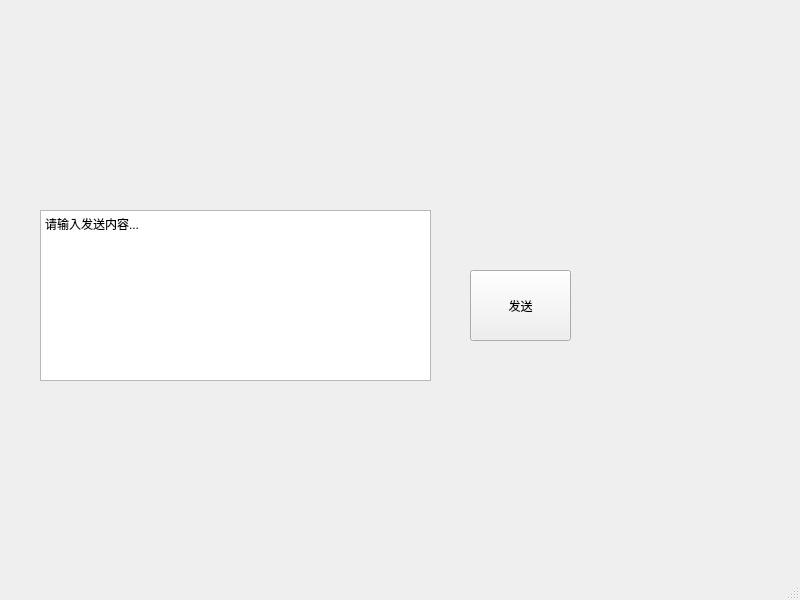
Before: the Qt Designer form UDPclient/mainwindow.ui in buggzd/QtUDP, drawn with Qt 5.
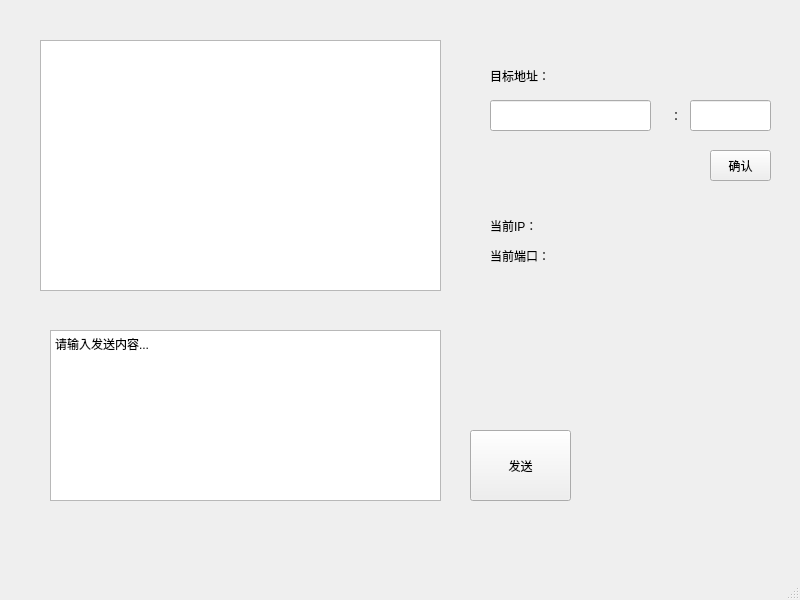
After: the same form once the commit is applied.

Diff of the .ui file:
```diff
--- a/UDPclient/mainwindow.ui
+++ b/UDPclient/mainwindow.ui
@@ -17,8 +17,8 @@
    <widget class="QTextEdit" name="textEdit">
     <property name="geometry">
      <rect>
-      <x>40</x>
-      <y>210</y>
+      <x>50</x>
+      <y>330</y>
       <width>391</width>
       <height>171</height>
      </rect>
@@ -35,7 +35,7 @@
     <property name="geometry">
      <rect>
       <x>470</x>
-      <y>270</y>
+      <y>430</y>
       <width>101</width>
       <height>71</height>
      </rect>
@@ -44,6 +44,101 @@
      <string>发送</string>
     </property>
    </widget>
+   <widget class="QTextBrowser" name="textBrowser">
+    <property name="geometry">
+     <rect>
+      <x>40</x>
+      <y>40</y>
+      <width>401</width>
+      <height>251</height>
+     </rect>
+    </property>
+   </widget>
+   <widget class="QLineEdit" name="EditPort">
+    <property name="geometry">
+     <rect>
+      <x>690</x>
+      <y>100</y>
+      <width>81</width>
+      <height>31</height>
+     </rect>
+    </property>
+   </widget>
+   <widget class="QPushButton" name="btnConfirm">
+    <property name="geometry">
+     <rect>
+      <x>710</x>
+      <y>150</y>
+      <width>61</width>
+      <height>31</height>
+     </rect>
+    </property>
+    <property name="text">
+     <string>确认</string>
+    </property>
+   </widget>
+   <widget class="QLabel" name="labelIP">
+    <property name="geometry">
+     <rect>
+      <x>490</x>
+      <y>210</y>
+      <width>231</width>
+      <height>31</height>
+     </rect>
+    </property>
+    <property name="text">
+     <string>当前IP：</string>
+    </property>
+   </widget>
+   <widget class="QLabel" name="labelPort">
+    <property name="geometry">
+     <rect>
+      <x>490</x>
+      <y>240</y>
+      <width>231</width>
+      <height>31</height>
+     </rect>
+    </property>
+    <property name="text">
+     <string>当前端口：</string>
+    </property>
+   </widget>
+   <widget class="QLabel" name="labelSetPort">
+    <property name="geometry">
+     <rect>
+      <x>490</x>
+      <y>60</y>
+      <width>231</width>
+      <height>31</height>
+     </rect>
+    </property>
+    <property name="text">
+     <string>目标地址：</string>
+    </property>
+   </widget>
+   <widget class="QLineEdit" name="EditIP">
+    <property name="geometry">
+     <rect>
+      <x>490</x>
+      <y>100</y>
+      <width>161</width>
+      <height>31</height>
+     </rect>
+    </property>
+   </widget>
+   <widget class="QLabel" name="labelColon">
+    <property name="geometry">
+     <rect>
+      <x>670</x>
+      <y>100</y>
+      <width>41</width>
+      <height>31</height>
+     </rect>
+    </property>
+    <property name="text">
+     <string>：</string>
+    </property>
+   </widget>
   </widget>
   <widget class="QMenuBar" name="menubar">
    <property name="geometry">
```
